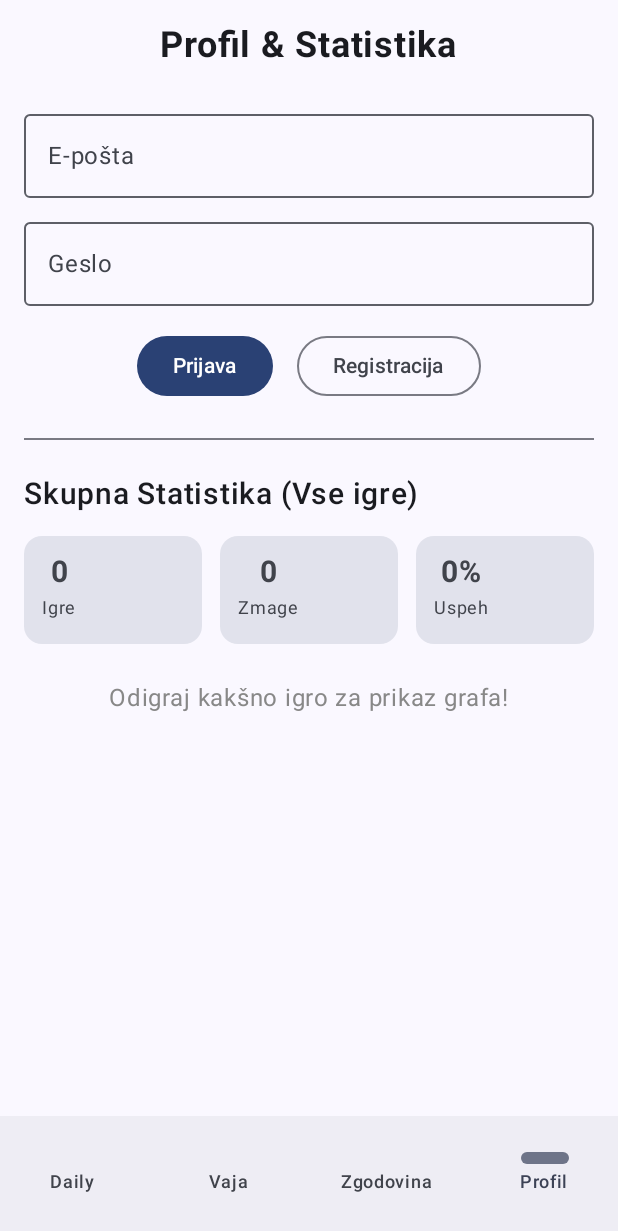
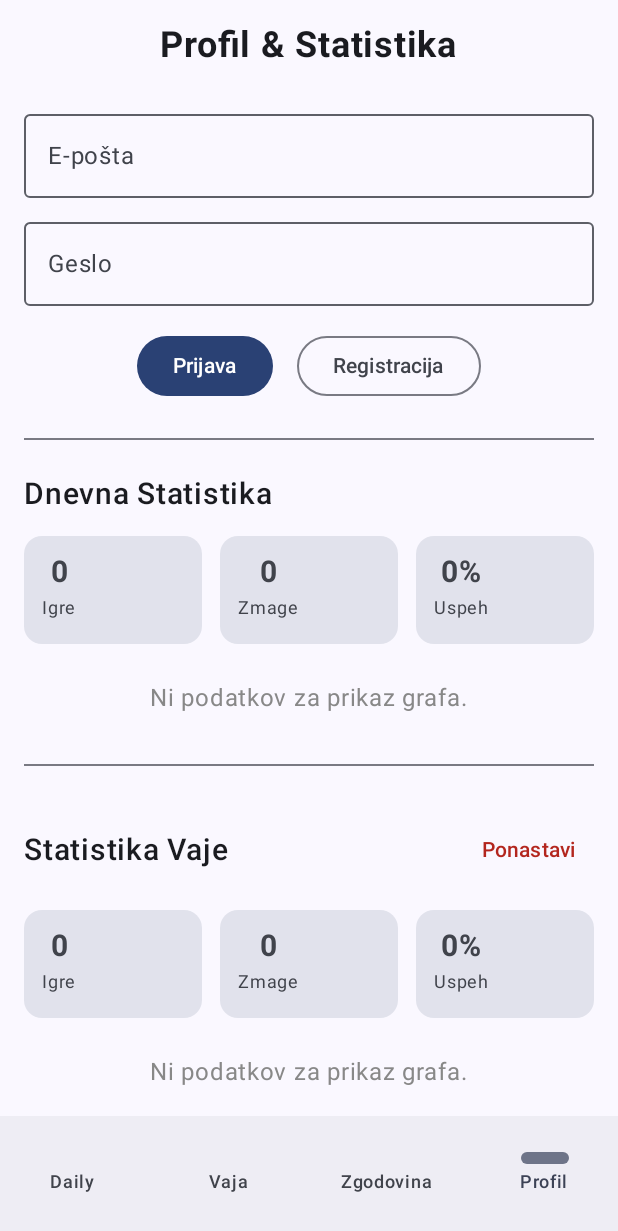
Before and after one commit to Tilko98/beseda-dneva-android, an Android app built with Jetpack Compose: the screen it shows after launch (MainActivity), item 4 of the bottom bar chosen, on a phone screen of 412 x 824 dp. Shown: the top 1231 px of the screen. Run offline under Robolectric (Android 15) with nearby library versions, the phone set to English and light mode, and no system bars; our stand-ins replace Firebase (no records; nobody signed in at launch, a user with empty details on screens opened directly), Room's generated code; network calls fail.

Commit message:
locena statistika + reset gumb

```diff
--- a/app/src/main/java/si/faks/besedadneva/data/db/dao/GameDao.kt
+++ b/app/src/main/java/si/faks/besedadneva/data/db/dao/GameDao.kt
@@ -7,27 +7,25 @@ import si.faks.besedadneva.data.db.entities.GameEntity
 @Dao
 interface GameDao {
 
-    // INSERT
     @Insert(onConflict = OnConflictStrategy.REPLACE)
     suspend fun insert(game: GameEntity): Long
 
-    // UPDATE
     @Update
     suspend fun update(game: GameEntity)
 
-    // DELETE
     @Delete
     suspend fun delete(game: GameEntity)
 
-    // GET ONE
+    // NOVO: Brisanje vseh iger določenega načina (za reset vaje)
+    @Query("DELETE FROM games WHERE mode = :mode")
+    suspend fun deleteByMode(mode: String)
+
     @Query("SELECT * FROM games WHERE id = :id")
     suspend fun getById(id: Long): GameEntity?
 
-    // GET ALL
     @Query("SELECT * FROM games ORDER BY finishedAtMillis DESC")
     fun getAll(): Flow<List<GameEntity>>
 
-    // ZANIMIVA POIZVEDBA: zadnjih 30 daily iger
     @Query("""
         SELECT * FROM games
         WHERE mode = 'DAILY'
@@ -36,7 +34,6 @@ interface GameDao {
     """)
     fun getLast30Daily(): Flow<List<GameEntity>>
 
-    //  LOCIMO DAILY IN VAJO
     @Query("SELECT * FROM games WHERE mode = :mode ORDER BY finishedAtMillis DESC")
     fun getGamesByMode(mode: String): Flow<List<GameEntity>>
 }
--- a/app/src/main/java/si/faks/besedadneva/ui/ProfileScreen.kt
+++ b/app/src/main/java/si/faks/besedadneva/ui/ProfileScreen.kt
@@ -2,7 +2,9 @@ package si.faks.besedadneva.ui
 
 import androidx.compose.foundation.background
 import androidx.compose.foundation.layout.*
+import androidx.compose.foundation.rememberScrollState
 import androidx.compose.foundation.shape.RoundedCornerShape
+import androidx.compose.foundation.verticalScroll
 import androidx.compose.material3.*
 import androidx.compose.runtime.*
 import androidx.compose.ui.Alignment
@@ -16,6 +18,7 @@ import androidx.lifecycle.viewmodel.compose.viewModel
 import kotlinx.coroutines.launch
 import si.faks.besedadneva.data.db.GameRepository
 import si.faks.besedadneva.ui.auth.GoogleAuthClient
+import si.faks.besedadneva.ui.viewmodel.GameStats
 import si.faks.besedadneva.ui.viewmodel.ProfileViewModel
 import si.faks.besedadneva.ui.viewmodel.ProfileViewModelFactory
 
@@ -27,6 +30,30 @@ fun ProfileScreen(
 ) {
     val state by viewModel.state.collectAsState()
     val scope = rememberCoroutineScope()
+    val scrollState = rememberScrollState()
+
+    // Za reset dialog
+    var showResetDialog by remember { mutableStateOf(false) }
+
+    if (showResetDialog) {
+        AlertDialog(
+            onDismissRequest = { showResetDialog = false },
+            title = { Text("Ponastavi zgodovino vaje?") },
+            text = { Text("To bo izbrisalo vso statistiko in zgodovino odigranih vaj. Tega dejanja ni mogoče razveljaviti.") },
+            confirmButton = {
+                TextButton(
+                    onClick = {
+                        viewModel.resetPracticeHistory()
+                        showResetDialog = false
+                    },
+                    colors = ButtonDefaults.textButtonColors(contentColor = Color.Red)
+                ) { Text("Izbriši") }
+            },
+            dismissButton = {
+                TextButton(onClick = { showResetDialog = false }) { Text("Prekliči") }
+            }
+        )
+    }
 
     var email by remember { mutableStateOf("") }
     var password by remember { mutableStateOf("") }
@@ -34,7 +61,8 @@ fun ProfileScreen(
     Column(
         modifier = Modifier
             .fillMaxSize()
-            .padding(16.dp),
+            .padding(16.dp)
+            .verticalScroll(scrollState), // Dodan scroll, ker imamo zdaj več vsebine
         horizontalAlignment = Alignment.CenterHorizontally
     ) {
         Text("Profil & Statistika", fontSize = 24.sp, fontWeight = FontWeight.Bold)
@@ -45,6 +73,7 @@ fun ProfileScreen(
             Text("Pozdravljen, ${state.userData?.username ?: "Uporabnik"}!")
             Spacer(Modifier.height(8.dp))
         } else {
+            // Login forma
             OutlinedTextField(
                 value = email,
                 onValueChange = { email = it },
@@ -68,46 +97,52 @@ fun ProfileScreen(
                     Text("Registracija")
                 }
             }
-
             if (state.signInError != null) {
                 Spacer(Modifier.height(8.dp))
                 Text(state.signInError!!, color = Color.Red, fontSize = 14.sp)
             }
-
             Spacer(Modifier.height(24.dp))
             Divider()
             Spacer(Modifier.height(24.dp))
         }
 
-        // --- STATISTIKA (Spremenjen naslov) ---
+        // --- 1. DNEVNA STATISTIKA ---
         Text(
-            text = "Skupna Statistika (Vse igre)",
+            text = "Dnevna Statistika",
             fontSize = 20.sp,
             fontWeight = FontWeight.SemiBold,
             modifier = Modifier.align(Alignment.Start)
         )
         Spacer(Modifier.height(16.dp))
+        StatsSection(stats = state.dailyStats)
 
+        Spacer(Modifier.height(32.dp))
+        Divider()
+        Spacer(Modifier.height(32.dp))
+
+        // --- 2. STATISTIKA VAJE ---
         Row(
             modifier = Modifier.fillMaxWidth(),
-            horizontalArrangement = Arrangement.spacedBy(12.dp)
+            horizontalArrangement = Arrangement.SpaceBetween,
+            verticalAlignment = Alignment.CenterVertically
         ) {
-            StatCard("Igre", state.totalGames.toString(), Modifier.weight(1f))
-            StatCard("Zmage", state.wins.toString(), Modifier.weight(1f))
-            val winPercent = if (state.totalGames > 0) (state.wins * 100 / state.totalGames) else 0
-            StatCard("Uspeh", "$winPercent%", Modifier.weight(1f))
+            Text(
+                text = "Statistika Vaje",
+                fontSize = 20.sp,
+                fontWeight = FontWeight.SemiBold
+            )
+            // GUMB ZA RESET
+            TextButton(
+                onClick = { showResetDialog = true },
+                colors = ButtonDefaults.textButtonColors(contentColor = MaterialTheme.colorScheme.error)
+            ) {
+                Text("Ponastavi")
+            }
         }
+        Spacer(Modifier.height(16.dp))
+        StatsSection(stats = state.practiceStats)
 
-        Spacer(Modifier.height(24.dp))
-
-        // --- GRAF PORAZDELITVE ---
-        if (state.totalGames > 0) {
-            WinDistributionChart(state.winDistribution)
-        } else {
-            Text("Odigraj kakšno igro za prikaz grafa!", color = Color.Gray)
-        }
-
-        Spacer(Modifier.weight(1f))
+        Spacer(Modifier.height(48.dp))
 
         if (state.isSignInSuccessful) {
             OutlinedButton(
@@ -121,7 +156,29 @@ fun ProfileScreen(
             ) {
                 Text("Odjava")
             }
+            Spacer(Modifier.height(16.dp))
         }
+    }
+}
+
+@Composable
+fun StatsSection(stats: GameStats) {
+    Row(
+        modifier = Modifier.fillMaxWidth(),
+        horizontalArrangement = Arrangement.spacedBy(12.dp)
+    ) {
+        StatCard("Igre", stats.totalGames.toString(), Modifier.weight(1f))
+        StatCard("Zmage", stats.wins.toString(), Modifier.weight(1f))
+        val winPercent = if (stats.totalGames > 0) (stats.wins * 100 / stats.totalGames) else 0
+        StatCard("Uspeh", "$winPercent%", Modifier.weight(1f))
+    }
+
+    Spacer(Modifier.height(24.dp))
+
+    if (stats.totalGames > 0) {
+        WinDistributionChart(stats.winDistribution)
+    } else {
+        Text("Ni podatkov za prikaz grafa.", color = Color.Gray)
     }
 }
 
--- a/app/src/main/java/si/faks/besedadneva/ui/viewmodel/ProfileViewModel.kt
+++ b/app/src/main/java/si/faks/besedadneva/ui/viewmodel/ProfileViewModel.kt
@@ -12,16 +12,24 @@ import kotlinx.coroutines.flow.update
 import kotlinx.coroutines.launch
 import kotlinx.coroutines.tasks.await
 import si.faks.besedadneva.data.db.GameRepository
+import si.faks.besedadneva.data.db.entities.GameEntity
 import si.faks.besedadneva.ui.auth.SignInResult
 import si.faks.besedadneva.ui.auth.UserData
+
+// Pomožni razred za statistiko
+data class GameStats(
+    val totalGames: Int = 0,
+    val wins: Int = 0,
+    val winDistribution: Map<Int, Int> = emptyMap()
+)
 
 data class ProfileState(
     val isSignInSuccessful: Boolean = false,
     val signInError: String? = null,
     val userData: UserData? = null,
-    val totalGames: Int = 0,
-    val wins: Int = 0,
-    val winDistribution: Map<Int, Int> = emptyMap()
+    // LOČENA STATISTIKA:
+    val dailyStats: GameStats = GameStats(),
+    val practiceStats: GameStats = GameStats()
 )
 
 class ProfileViewModel(private val repo: GameRepository) : ViewModel() {
@@ -29,14 +37,10 @@ class ProfileViewModel(private val repo: GameRepository) : ViewModel() {
     val state = _state.asStateFlow()
 
     private val auth = FirebaseAuth.getInstance()
-
-    // Hranimo referenco na opravilo (Job) zbiranja statistike, da ga lahko resetiramo
     private var statsJob: Job? = null
 
     init {
-        // Naložimo statistiko ob zagonu
         loadStats()
-
         val currentUser = auth.currentUser
         if (currentUser != null) {
             setInitialUser(
@@ -50,55 +54,61 @@ class ProfileViewModel(private val repo: GameRepository) : ViewModel() {
     }
 
     private fun loadStats() {
-        // 1. Prekličemo prejšnje zbiranje (npr. če smo zamenjali uporabnika)
         statsJob?.cancel()
-
-        // 2. Zaženemo novo zbiranje
         statsJob = viewModelScope.launch {
-            // repo.getAllGames() bo zdaj preveril trenutni auth.currentUser
-            // in vrnil ustrezen Flow (Cloud ali Local)
             repo.getAllGames().collectLatest { games ->
-                val total = games.size
-                val wins = games.count { it.won }
-
-                val distMap = games
-                    .filter { it.won }
-                    .groupBy { it.attemptsUsed }
-                    .mapValues { entry -> entry.value.size }
-
-                val finalDist = (1..6).associateWith { distMap[it] ?: 0 }
+                // Filtriramo igre
+                val dailyGames = games.filter { it.mode == "DAILY" }
+                val practiceGames = games.filter { it.mode == "PRACTICE" }
 
                 _state.update {
                     it.copy(
-                        totalGames = total,
-                        wins = wins,
-                        winDistribution = finalDist
+                        dailyStats = calculateStats(dailyGames),
+                        practiceStats = calculateStats(practiceGames)
                     )
                 }
             }
         }
     }
 
+    private fun calculateStats(games: List<GameEntity>): GameStats {
+        val total = games.size
+        val wins = games.count { it.won }
+
+        val distMap = games
+            .filter { it.won }
+            .groupBy { it.attemptsUsed }
+            .mapValues { entry -> entry.value.size }
+
+        val finalDist = (1..6).associateWith { distMap[it] ?: 0 }
+
+        return GameStats(total, wins, finalDist)
+    }
+
+    // NOVO: Funkcija za reset vaje
+    fun resetPracticeHistory() {
+        viewModelScope.launch {
+            repo.deletePracticeHistory()
+            // Opomba: Ker repo.getAllGames() posluša spremembe (Flow),
+            // se bo statistika v loadStats avtomatsko posodobila, ko se baza spremeni.
+        }
+    }
+
+    // --- AVTENTIKACIJA (Nespremenjeno) ---
     fun signInWithEmail(email: String, pass: String) {
         if (email.isBlank() || pass.isBlank()) {
             _state.update { it.copy(signInError = "Vnesi e-pošto in geslo") }
             return
         }
-
         viewModelScope.launch {
             try {
                 auth.signInWithEmailAndPassword(email, pass).await()
                 val user = auth.currentUser
                 if (user != null) {
-                    onSignInResult(
-                        SignInResult(
-                            data = UserData(user.uid, user.email, user.photoUrl?.toString()),
-                            errorMessage = null
-                        )
-                    )
+                    onSignInResult(SignInResult(UserData(user.uid, user.email, null), null))
                 }
             } catch (e: Exception) {
-                _state.update { it.copy(signInError = "Napaka pri prijavi: ${e.localizedMessage}") }
+                _state.update { it.copy(signInError = "Napaka: ${e.localizedMessage}") }
             }
         }
     }
@@ -108,46 +118,32 @@ class ProfileViewModel(private val repo: GameRepository) : ViewModel() {
             _state.update { it.copy(signInError = "Vnesi e-pošto in geslo") }
             return
         }
-
         viewModelScope.launch {
             try {
                 auth.createUserWithEmailAndPassword(email, pass).await()
                 signInWithEmail(email, pass)
             } catch (e: Exception) {
-                _state.update { it.copy(signInError = "Napaka pri registraciji: ${e.localizedMessage}") }
+                _state.update { it.copy(signInError = "Napaka: ${e.localizedMessage}") }
             }
         }
     }
 
     fun onSignInResult(result: SignInResult) {
         _state.update {
-            it.copy(
-                isSignInSuccessful = result.data != null,
-                signInError = result.errorMessage,
-                userData = result.data
-            )
+            it.copy(isSignInSuccessful = result.data != null, signInError = result.errorMessage, userData = result.data)
         }
-        // KLJUČNO: Ko se uspešno prijavimo, osvežimo statistiko (preklop na Cloud)
-        if (result.data != null) {
-            loadStats()
-        }
+        if (result.data != null) loadStats()
     }
 
     fun onSignOut() {
         auth.signOut()
-
-        // Resetiramo stanje na začetno (prazno)
         _state.update { ProfileState() }
-
-        // KLJUČNO: Ko se odjavimo, osvežimo statistiko (preklop nazaj na Local)
         loadStats()
     }
 
     fun setInitialUser(userData: UserData?) {
         if (userData != null) {
             _state.update { it.copy(userData = userData, isSignInSuccessful = true) }
-            // Opomba: loadStats() je že poklican v init{}, kjer auth.currentUser že obstaja,
-            // zato tukaj ni nujno ponovno klicati, a ne škodi.
         }
     }
 }
```
Also changed, not shown: app/src/main/java/si/faks/besedadneva/data/db/GameRepository.kt (+49 -32 lines).
